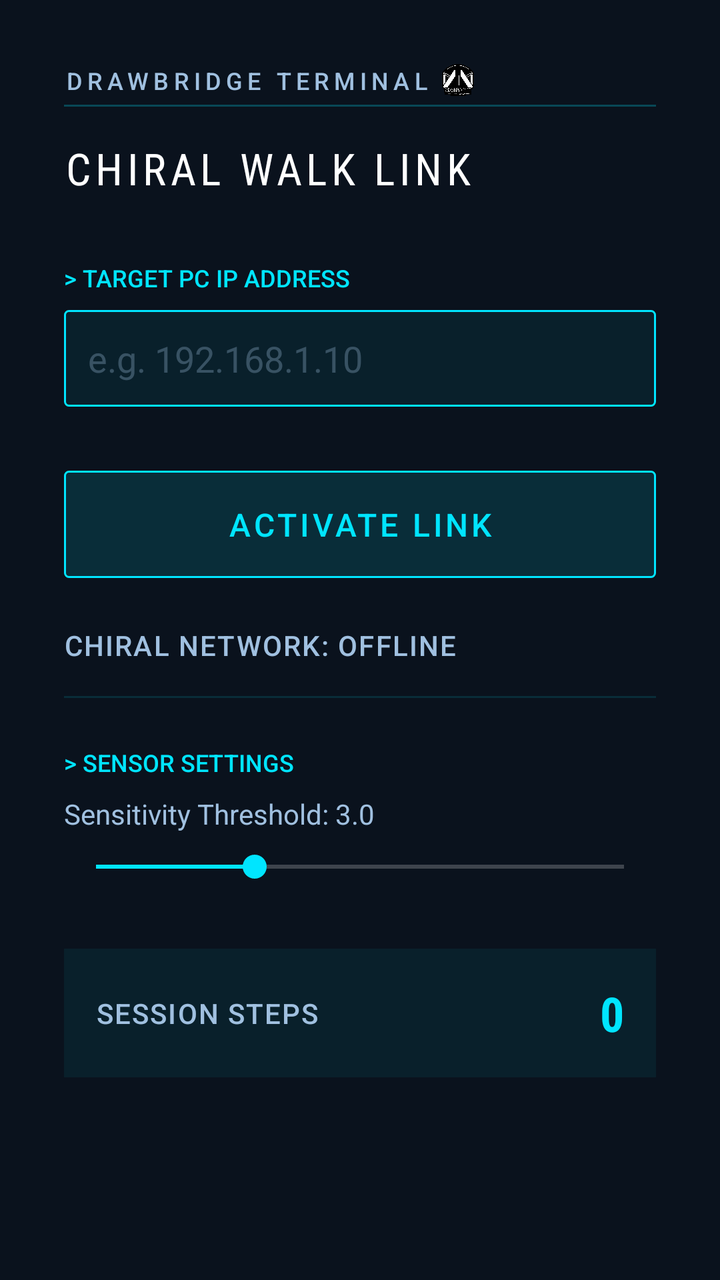
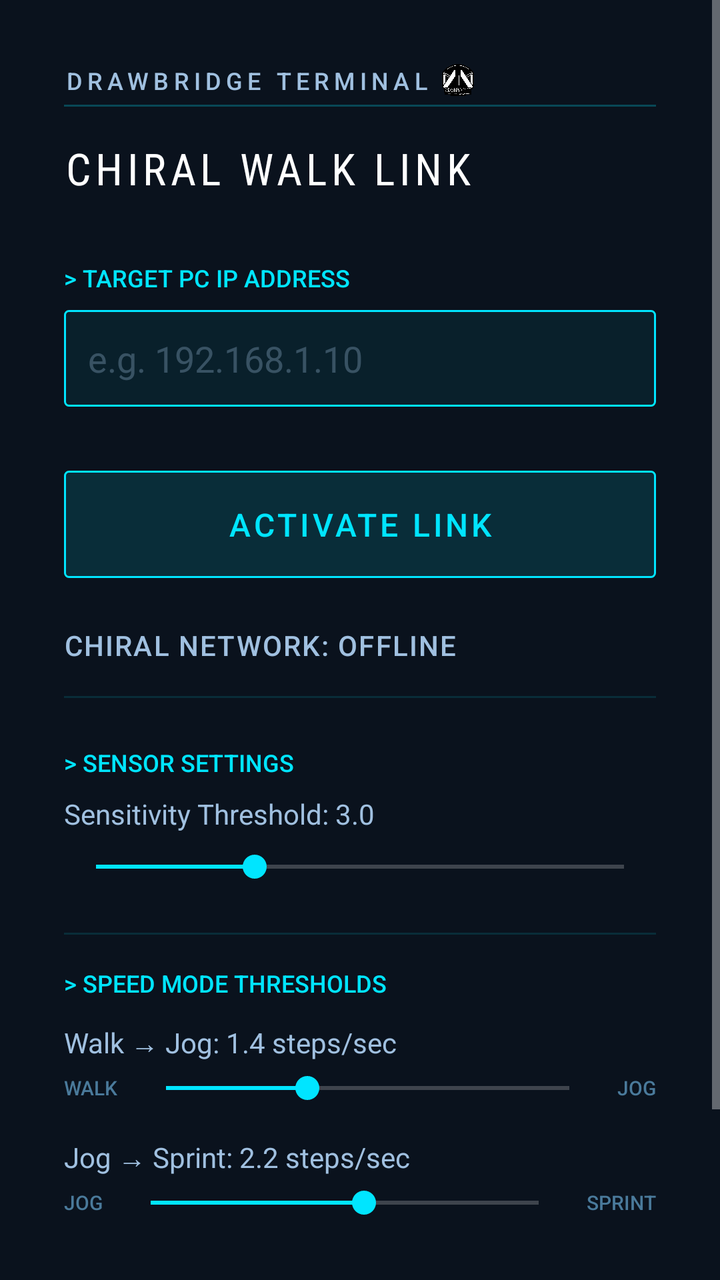

Before-and-after screenshots of an Android layout around one commit, followed by the original layout XML and the change that was made.
<!-- AndroidManifest.xml: application theme Theme.AppCompat.NoActionBar -->
<!-- res/layout/activity_main.xml -->
<?xml version="1.0" encoding="utf-8"?>
<LinearLayout xmlns:android="http://schemas.android.com/apk/res/android"
    xmlns:app="http://schemas.android.com/apk/res-auto"
    android:layout_width="match_parent"
    android:layout_height="match_parent"
    android:orientation="vertical"
    android:background="#0a121d"
    android:padding="32dp">

    
    <LinearLayout
        android:layout_width="match_parent"
        android:layout_height="wrap_content"
        android:orientation="horizontal"
        android:gravity="center_vertical"
        android:layout_marginBottom="4dp">
        
        <TextView
            android:layout_width="wrap_content"
            android:layout_height="wrap_content"
            android:text="DRAWBRIDGE TERMINAL"
            android:textColor="#a0c0e0"
            android:textSize="12sp"
            android:letterSpacing="0.2"
            android:fontFamily="sans-serif-medium" />
            
        <ImageView
            android:layout_width="16dp"
            android:layout_height="16dp"
            android:layout_marginStart="6dp"
            android:src="@drawable/ic_launcher" />
    </LinearLayout>

    <View
        android:layout_width="match_parent"
        android:layout_height="1dp"
        android:background="#4000E5FF"
        android:layout_marginBottom="16dp" />

    <TextView
        android:layout_width="wrap_content"
        android:layout_height="wrap_content"
        android:text="CHIRAL WALK LINK"
        android:textColor="#ffffff"
        android:textSize="22sp"
        android:letterSpacing="0.1"
        android:fontFamily="sans-serif-condensed"
        android:layout_marginBottom="32dp"/>

    
    <TextView
        android:layout_width="wrap_content"
        android:layout_height="wrap_content"
        android:text="> TARGET PC IP ADDRESS"
        android:textColor="#00E5FF"
        android:textSize="12sp"
        android:fontFamily="sans-serif-medium"
        android:layout_marginBottom="8dp"/>

    <androidx.appcompat.widget.AppCompatEditText
        android:id="@+id/ipAddressInput"
        android:layout_width="match_parent"
        android:layout_height="wrap_content"
        android:hint="e.g. 192.168.1.10"
        android:textColorHint="#50a0c0e0"
        android:textColor="#ffffff"
        android:inputType="textUri"
        android:background="@drawable/edit_text_ds2_bg"
        android:fontFamily="sans-serif"
        android:layout_marginBottom="32dp"/>

    
    <androidx.appcompat.widget.AppCompatButton
        android:id="@+id/toggleButton"
        android:layout_width="match_parent"
        android:layout_height="wrap_content"
        android:text="ACTIVATE LINK"
        android:textColor="#00E5FF"
        android:textSize="16sp"
        android:fontFamily="sans-serif-medium"
        android:letterSpacing="0.1"
        android:background="@drawable/btn_ds2_bg"
        android:padding="16dp"
        android:layout_marginBottom="24dp"/>

    
    <TextView
        android:id="@+id/statusText"
        android:layout_width="wrap_content"
        android:layout_height="wrap_content"
        android:text="CHIRAL NETWORK: OFFLINE"
        android:textColor="#a0c0e0"
        android:fontFamily="sans-serif-medium"
        android:letterSpacing="0.05"
        android:textSize="14sp"
        android:layout_marginBottom="16dp"/>

    
    <View
        android:layout_width="match_parent"
        android:layout_height="1dp"
        android:background="#2000E5FF"
        android:layout_marginBottom="24dp" />

    
    <TextView
        android:layout_width="wrap_content"
        android:layout_height="wrap_content"
        android:text="> SENSOR SETTINGS"
        android:textColor="#00E5FF"
        android:textSize="12sp"
        android:fontFamily="sans-serif-medium"
        android:layout_marginBottom="8dp"/>

    <TextView
        android:id="@+id/sensitivityLabel"
        android:layout_width="wrap_content"
        android:layout_height="wrap_content"
        android:text="Sensitivity Threshold: 3.0"
        android:textColor="#a0c0e0"
        android:textSize="14sp"
        android:fontFamily="sans-serif"
        android:layout_marginBottom="8dp"/>

    <SeekBar
        android:id="@+id/sensitivitySlider"
        android:layout_width="match_parent"
        android:layout_height="wrap_content"
        android:max="100"
        android:progress="30"
        android:progressTint="#00E5FF"
        android:thumbTint="#00E5FF"
        android:layout_marginBottom="32dp" />

    <LinearLayout
        android:layout_width="match_parent"
        android:layout_height="wrap_content"
        android:orientation="horizontal"
        android:gravity="center_vertical"
        android:background="#1000E5FF"
        android:padding="16dp">

        <TextView
            android:layout_width="0dp"
            android:layout_weight="1"
            android:layout_height="wrap_content"
            android:text="SESSION STEPS"
            android:textColor="#a0c0e0"
            android:textSize="14sp"
            android:fontFamily="sans-serif-medium"
            android:letterSpacing="0.05"/>

        <TextView
            android:id="@+id/stepCountText"
            android:layout_width="wrap_content"
            android:layout_height="wrap_content"
            android:text="0"
            android:textColor="#00E5FF"
            android:textSize="24sp"
            android:fontFamily="sans-serif-condensed"
            android:textStyle="bold"/>
    </LinearLayout>

</LinearLayout>
<!-- resources referenced by this layout -->
<resources>
  <!-- drawable btn_ds2_bg (drawable) -->
  <?xml version="1.0" encoding="utf-8"?>
  <ripple xmlns:android="http://schemas.android.com/apk/res/android"
      android:color="#4000E5FF">
      <item>
          <shape android:shape="rectangle">
              
              <solid android:color="#2000E5FF" />
              
              <stroke android:width="1dp" android:color="#00E5FF" />
              
              <corners android:radius="2dp" />
          </shape>
      </item>
  </ripple>
  <!-- drawable edit_text_ds2_bg (drawable) -->
  <?xml version="1.0" encoding="utf-8"?>
  <shape xmlns:android="http://schemas.android.com/apk/res/android"
      android:shape="rectangle">
      <solid android:color="#1000E5FF" />
      <stroke android:width="1dp" android:color="#00E5FF" />
      <corners android:radius="2dp" />
      <padding android:left="12dp" android:top="12dp" android:right="12dp" android:bottom="12dp" />
  </shape>
  <!-- drawable ic_launcher: png bitmap (drawable, 209338 bytes) -->
</resources>

<!-- the commit's change to res/layout/activity_main.xml (unified diff, before → after) -->
@@ -1,10 +1,15 @@
 <?xml version="1.0" encoding="utf-8"?>
-<LinearLayout xmlns:android="http://schemas.android.com/apk/res/android"
+<ScrollView xmlns:android="http://schemas.android.com/apk/res/android"
     xmlns:app="http://schemas.android.com/apk/res-auto"
     android:layout_width="match_parent"
     android:layout_height="match_parent"
+    android:background="#0a121d"
+    android:fillViewport="true">
+
+<LinearLayout
+    android:layout_width="match_parent"
+    android:layout_height="wrap_content"
     android:orientation="vertical"
-    android:background="#0a121d"
     android:padding="32dp">
 
     
@@ -130,7 +135,117 @@
         android:progress="30"
         android:progressTint="#00E5FF"
         android:thumbTint="#00E5FF"
-        android:layout_marginBottom="32dp" />
+        android:layout_marginBottom="24dp" />
+
+    
+    <View
+        android:layout_width="match_parent"
+        android:layout_height="1dp"
+        android:background="#2000E5FF"
+        android:layout_marginBottom="16dp" />
+
+    <TextView
+        android:layout_width="wrap_content"
+        android:layout_height="wrap_content"
+        android:text="> SPEED MODE THRESHOLDS"
+        android:textColor="#00E5FF"
+        android:textSize="12sp"
+        android:fontFamily="sans-serif-medium"
+        android:layout_marginBottom="12dp"/>
+
+    
+    <TextView
+        android:id="@+id/walkThresholdLabel"
+        android:layout_width="wrap_content"
+        android:layout_height="wrap_content"
+        android:text="Walk → Jog: 1.4 steps/sec"
+        android:textColor="#a0c0e0"
+        android:textSize="14sp"
+        android:fontFamily="sans-serif"
+        android:layout_marginBottom="4dp"/>
+
+    <LinearLayout
+        android:layout_width="match_parent"
+        android:layout_height="wrap_content"
+        android:orientation="horizontal"
+        android:gravity="center_vertical"
+        android:layout_marginBottom="16dp">
+
+        <TextView
+            android:layout_width="wrap_content"
+            android:layout_height="wrap_content"
+            android:text="WALK"
+            android:textColor="#4a7a9b"
+            android:textSize="10sp"
+            android:fontFamily="sans-serif-medium"
+            android:layout_marginEnd="8dp"/>
+
+        <SeekBar
+            android:id="@+id/walkThresholdSlider"
+            android:layout_width="0dp"
+            android:layout_weight="1"
+            android:layout_height="wrap_content"
+            android:max="40"
+            android:progress="14"
+            android:progressTint="#00E5FF"
+            android:thumbTint="#00E5FF" />
+
+        <TextView
+            android:layout_width="wrap_content"
+            android:layout_height="wrap_content"
+            android:text="JOG"
+            android:textColor="#4a7a9b"
+            android:textSize="10sp"
+            android:fontFamily="sans-serif-medium"
+            android:layout_marginStart="8dp"/>
+    </LinearLayout>
+
+    
+    <TextView
+        android:id="@+id/sprintThresholdLabel"
+        android:layout_width="wrap_content"
+        android:layout_height="wrap_content"
+        android:text="Jog → Sprint: 2.2 steps/sec"
+        android:textColor="#a0c0e0"
+        android:textSize="14sp"
+        android:fontFamily="sans-serif"
+        android:layout_marginBottom="4dp"/>
+
+    <LinearLayout
+        android:layout_width="match_parent"
+        android:layout_height="wrap_content"
+        android:orientation="horizontal"
+        android:gravity="center_vertical"
+        android:layout_marginBottom="32dp">
+
+        <TextView
+            android:layout_width="wrap_content"
+            android:layout_height="wrap_content"
+            android:text="JOG"
+            android:textColor="#4a7a9b"
+            android:textSize="10sp"
+            android:fontFamily="sans-serif-medium"
+            android:layout_marginEnd="8dp"/>
+
+        <SeekBar
+            android:id="@+id/sprintThresholdSlider"
+            android:layout_width="0dp"
+            android:layout_weight="1"
+            android:layout_height="wrap_content"
+            android:max="40"
+            android:progress="22"
+            android:progressTint="#00E5FF"
+            android:thumbTint="#00E5FF" />
+
+        <TextView
+            android:layout_width="wrap_content"
+            android:layout_height="wrap_content"
+            android:text="SPRINT"
+            android:textColor="#4a7a9b"
+            android:textSize="10sp"
+            android:fontFamily="sans-serif-medium"
+            android:layout_marginStart="8dp"/>
+    </LinearLayout>
 
     <LinearLayout
         android:layout_width="match_parent"
@@ -162,3 +277,5 @@
     </LinearLayout>
 
 </LinearLayout>
+
+</ScrollView>
